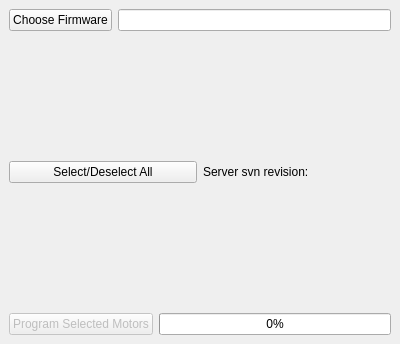
Above: sr_gui_hand_calibration/uis/SrHandCalibration.ui from shadow-robot/sr-ros-interface before the change. Below: the same form after it.
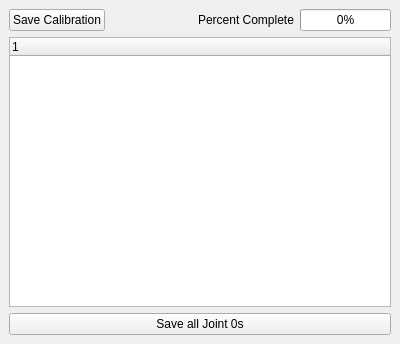
That is the form after the change.

Commit message: modified the ui for this plugin

Diff of the .ui file:
```diff
--- a/sr_gui_hand_calibration/uis/SrHandCalibration.ui
+++ b/sr_gui_hand_calibration/uis/SrHandCalibration.ui
@@ -22,50 +22,32 @@
         <item>
          <widget class="QPushButton" name="btn_choose_firmware">
           <property name="text">
-           <string>Choose Firmware</string>
+           <string>Save Calibration</string>
           </property>
          </widget>
         </item>
         <item>
-         <widget class="QLineEdit" name="text_firmware_path"/>
-        </item>
-       </layout>
-      </item>
-      <item>
-       <layout class="QGridLayout" name="gridLayout"/>
-      </item>
-      <item>
-       <layout class="QHBoxLayout" name="horizontalLayout_2">
-        <item>
-         <widget class="QPushButton" name="btn_select_all">
-          <property name="text">
-           <string>Select/Deselect All</string>
+         <spacer name="horizontalSpacer">
+          <property name="orientation">
+           <enum>Qt::Horizontal</enum>
           </property>
-         </widget>
-        </item>
-        <item>
-         <widget class="QLabel" name="label_server_revision">
-          <property name="text">
-           <string>Server svn revision:</string>
+          <property name="sizeHint" stdset="0">
+           <size>
+            <width>40</width>
+            <height>20</height>
+           </size>
           </property>
-         </widget>
+         </spacer>
         </item>
-       </layout>
-      </item>
-      <item>
-       <layout class="QHBoxLayout" name="horizontalLayout_3">
         <item>
-         <widget class="QPushButton" name="btn_program_motors">
-          <property name="enabled">
-           <bool>false</bool>
-          </property>
+         <widget class="QLabel" name="label">
           <property name="text">
-           <string>Program Selected Motors</string>
+           <string>Percent Complete</string>
           </property>
          </widget>
         </item>
         <item>
-         <widget class="QProgressBar" name="progress_bar">
+         <widget class="QProgressBar" name="progress">
           <property name="value">
            <number>0</number>
           </property>
@@ -73,6 +55,30 @@
         </item>
        </layout>
       </item>
+      <item>
+       <layout class="QHBoxLayout" name="horizontalLayout_3">
+        <item>
+         <widget class="QTreeWidget" name="treeWidget">
+          <column>
+           <property name="text">
+            <string notr="true">1</string>
+           </property>
+          </column>
+         </widget>
+        </item>
+       </layout>
+      </item>
+      <item>
+       <layout class="QHBoxLayout" name="horizontalLayout_2">
+        <item>
+         <widget class="QPushButton" name="btn_joint_0s">
+          <property name="text">
+           <string>Save all Joint 0s</string>
+          </property>
+         </widget>
+        </item>
+       </layout>
+      </item>
      </layout>
     </item>
    </layout>
```
Left out of the diff: 2 changed lines with no effect on the pictures.
